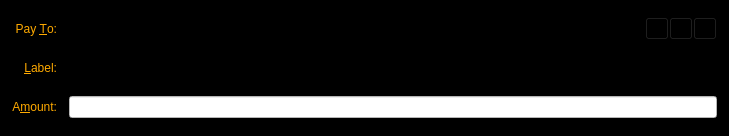
First picture: the form in src/qt/forms/sendcoinsentry.ui, repository scificryptocoin/Darsek, before the edit.
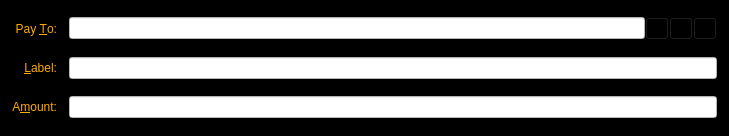
Second picture: the form after the edit. Icons and pictures are not drawn. Custom widgets are drawn as their Qt base class.

```diff
--- a/src/qt/forms/sendcoinsentry.ui
+++ b/src/qt/forms/sendcoinsentry.ui
@@ -797,54 +797,54 @@
           <colorrole role="WindowText">
            <brush brushstyle="SolidPattern">
             <color alpha="255">
-             <red>255</red>
-             <green>255</green>
-             <blue>255</blue>
+             <red>202</red>
+             <green>117</green>
+             <blue>19</blue>
             </color>
            </brush>
           </colorrole>
           <colorrole role="Button">
            <brush brushstyle="SolidPattern">
             <color alpha="255">
-             <red>0</red>
-             <green>0</green>
-             <blue>0</blue>
+             <red>255</red>
+             <green>255</green>
+             <blue>255</blue>
             </color>
            </brush>
           </colorrole>
           <colorrole role="Text">
            <brush brushstyle="SolidPattern">
             <color alpha="255">
-             <red>255</red>
-             <green>255</green>
-             <blue>255</blue>
+             <red>202</red>
+             <green>117</green>
+             <blue>19</blue>
             </color>
            </brush>
           </colorrole>
           <colorrole role="ButtonText">
            <brush brushstyle="SolidPattern">
             <color alpha="255">
-             <red>0</red>
-             <green>0</green>
-             <blue>0</blue>
+             <red>202</red>
+             <green>117</green>
+             <blue>19</blue>
             </color>
            </brush>
           </colorrole>
           <colorrole role="Base">
            <brush brushstyle="SolidPattern">
             <color alpha="255">
-             <red>0</red>
-             <green>0</green>
-             <blue>0</blue>
+             <red>255</red>
+             <green>255</green>
+             <blue>255</blue>
             </color>
            </brush>
           </colorrole>
           <colorrole role="Window">
            <brush brushstyle="SolidPattern">
             <color alpha="255">
-             <red>0</red>
-             <green>0</green>
-             <blue>0</blue>
+             <red>255</red>
+             <green>255</green>
+             <blue>255</blue>
             </color>
            </brush>
           </colorrole>
@@ -871,54 +871,54 @@
           <colorrole role="WindowText">
            <brush brushstyle="SolidPattern">
             <color alpha="255">
-             <red>255</red>
-             <green>255</green>
-             <blue>255</blue>
+             <red>202</red>
+             <green>117</green>
+             <blue>19</blue>
             </color>
            </brush>
           </colorrole>
           <colorrole role="Button">
            <brush brushstyle="SolidPattern">
             <color alpha="255">
-             <red>0</red>
-             <green>0</green>
-             <blue>0</blue>
+             <red>255</red>
+             <green>255</green>
+             <blue>255</blue>
             </color>
            </brush>
           </colorrole>
           <colorrole role="Text">
            <brush brushstyle="SolidPattern">
             <color alpha="255">
-             <red>255</red>
-             <green>255</green>
-             <blue>255</blue>
+             <red>202</red>
+             <green>117</green>
+             <blue>19</blue>
             </color>
            </brush>
           </colorrole>
           <colorrole role="ButtonText">
            <brush brushstyle="SolidPattern">
             <color alpha="255">
-             <red>0</red>
-             <green>0</green>
-             <blue>0</blue>
+             <red>202</red>
+             <green>117</green>
+             <blue>19</blue>
             </color>
            </brush>
           </colorrole>
           <colorrole role="Base">
            <brush brushstyle="SolidPattern">
             <color alpha="255">
-             <red>0</red>
-             <green>0</green>
-             <blue>0</blue>
+             <red>255</red>
+             <green>255</green>
+             <blue>255</blue>
             </color>
            </brush>
           </colorrole>
           <colorrole role="Window">
            <brush brushstyle="SolidPattern">
             <color alpha="255">
-             <red>0</red>
-             <green>0</green>
-             <blue>0</blue>
+             <red>255</red>
+             <green>255</green>
+             <blue>255</blue>
             </color>
            </brush>
           </colorrole>
@@ -945,54 +945,54 @@
           <colorrole role="WindowText">
            <brush brushstyle="SolidPattern">
             <color alpha="255">
-             <red>255</red>
-             <green>255</green>
-             <blue>255</blue>
+             <red>202</red>
+             <green>117</green>
+             <blue>19</blue>
             </color>
            </brush>
           </colorrole>
           <colorrole role="Button">
            <brush brushstyle="SolidPattern">
             <color alpha="255">
-             <red>0</red>
-             <green>0</green>
-             <blue>0</blue>
+             <red>255</red>
+             <green>255</green>
+             <blue>255</blue>
             </color>
            </brush>
           </colorrole>
           <colorrole role="Text">
            <brush brushstyle="SolidPattern">
             <color alpha="255">
-             <red>255</red>
-             <green>255</green>
-             <blue>255</blue>
+             <red>202</red>
+             <green>117</green>
+             <blue>19</blue>
             </color>
            </brush>
           </colorrole>
           <colorrole role="ButtonText">
            <brush brushstyle="SolidPattern">
             <color alpha="255">
-             <red>255</red>
-             <green>255</green>
-             <blue>255</blue>
+             <red>202</red>
+             <green>117</green>
+             <blue>19</blue>
             </color>
            </brush>
           </colorrole>
           <colorrole role="Base">
            <brush brushstyle="SolidPattern">
             <color alpha="255">
-             <red>0</red>
-             <green>0</green>
-             <blue>0</blue>
+             <red>255</red>
+             <green>255</green>
+             <blue>255</blue>
             </color>
            </brush>
           </colorrole>
           <colorrole role="Window">
            <brush brushstyle="SolidPattern">
             <color alpha="255">
-             <red>0</red>
-             <green>0</green>
-             <blue>0</blue>
+             <red>255</red>
+             <green>255</green>
+             <blue>255</blue>
             </color>
            </brush>
           </colorrole>
@@ -1021,8 +1021,9 @@
         <string>&lt;html&gt;&lt;head/&gt;&lt;body&gt;&lt;p&gt;&lt;span style=&quot; color:#aa0000;&quot;&gt;Enter a label for this address to add it to your address book&lt;/span&gt;&lt;/p&gt;&lt;/body&gt;&lt;/html&gt;</string>
        </property>
        <property name="styleSheet">
-        <string notr="true">color: rgb(255, 255, 255);
-border-color: rgb(255, 0, 0);</string>
+        <string notr="true">color: rgb(202, 117, 19);
+background-color: rgb(255, 255, 255);
+border-color: rgb(202, 117, 19);</string>
        </property>
       </widget>
      </item>
@@ -1199,54 +1200,54 @@
           <colorrole role="WindowText">
            <brush brushstyle="SolidPattern">
             <color alpha="255">
-             <red>255</red>
-             <green>255</green>
-             <blue>255</blue>
+             <red>202</red>
+             <green>117</green>
+             <blue>19</blue>
             </color>
            </brush>
           </colorrole>
           <colorrole role="Button">
            <brush brushstyle="SolidPattern">
             <color alpha="255">
-             <red>0</red>
-             <green>0</green>
-             <blue>0</blue>
+             <red>255</red>
+             <green>255</green>
+             <blue>255</blue>
             </color>
            </brush>
           </colorrole>
           <colorrole role="Text">
            <brush brushstyle="SolidPattern">
             <color alpha="255">
-             <red>255</red>
-             <green>255</green>
-             <blue>255</blue>
+             <red>202</red>
+             <green>117</green>
+             <blue>19</blue>
             </color>
            </brush>
           </colorrole>
           <colorrole role="ButtonText">
            <brush brushstyle="SolidPattern">
             <color alpha="255">
-             <red>0</red>
-             <green>0</green>
-             <blue>0</blue>
+             <red>202</red>
+             <green>117</green>
+             <blue>19</blue>
             </color>
            </brush>
           </colorrole>
           <colorrole role="Base">
            <brush brushstyle="SolidPattern">
             <color alpha="255">
-             <red>0</red>
-             <green>0</green>
-             <blue>0</blue>
+             <red>255</red>
+             <green>255</green>
+             <blue>255</blue>
             </color>
            </brush>
           </colorrole>
           <colorrole role="Window">
            <brush brushstyle="SolidPattern">
             <color alpha="255">
-             <red>0</red>
-             <green>0</green>
-             <blue>0</blue>
+             <red>255</red>
+             <green>255</green>
+             <blue>255</blue>
             </color>
            </brush>
           </colorrole>
@@ -1264,54 +1265,54 @@
           <colorrole role="WindowText">
            <brush brushstyle="SolidPattern">
             <color alpha="255">
-             <red>255</red>
-             <green>255</green>
-             <blue>255</blue>
+             <red>202</red>
+             <green>117</green>
+             <blue>19</blue>
             </color>
            </brush>
           </colorrole>
           <colorrole role="Button">
            <brush brushstyle="SolidPattern">
             <color alpha="255">
-             <red>0</red>
-             <green>0</green>
-             <blue>0</blue>
+             <red>255</red>
+             <green>255</green>
+             <blue>255</blue>
             </color>
            </brush>
           </colorrole>
           <colorrole role="Text">
            <brush brushstyle="SolidPattern">
             <color alpha="255">
-             <red>255</red>
-             <green>255</green>
-             <blue>255</blue>
+             <red>202</red>
+             <green>117</green>
+             <blue>19</blue>
             </color>
            </brush>
           </colorrole>
           <colorrole role="ButtonText">
            <brush brushstyle="SolidPattern">
             <color alpha="255">
-             <red>0</red>
-             <green>0</green>
-             <blue>0</blue>
+             <red>202</red>
+             <green>117</green>
+             <blue>19</blue>
             </color>
            </brush>
           </colorrole>
           <colorrole role="Base">
            <brush brushstyle="SolidPattern">
             <color alpha="255">
-             <red>0</red>
-             <green>0</green>
-             <blue>0</blue>
+             <red>255</red>
+             <green>255</green>
+             <blue>255</blue>
             </color>
            </brush>
           </colorrole>
           <colorrole role="Window">
            <brush brushstyle="SolidPattern">
             <color alpha="255">
-             <red>0</red>
-             <green>0</green>
-             <blue>0</blue>
+             <red>255</red>
+             <green>255</green>
+             <blue>255</blue>
             </color>
            </brush>
           </colorrole>
@@ -1329,54 +1330,54 @@
           <colorrole role="WindowText">
            <brush brushstyle="SolidPattern">
             <color alpha="255">
-             <red>255</red>
-             <green>255</green>
-             <blue>255</blue>
+             <red>202</red>
+             <green>117</green>
+             <blue>19</blue>
             </color>
            </brush>
           </colorrole>
           <colorrole role="Button">
            <brush brushstyle="SolidPattern">
             <color alpha="255">
-             <red>0</red>
-             <green>0</green>
-             <blue>0</blue>
+             <red>255</red>
+             <green>255</green>
+             <blue>255</blue>
             </color>
            </brush>
           </colorrole>
           <colorrole role="Text">
            <brush brushstyle="SolidPattern">
             <color alpha="255">
-             <red>255</red>
-             <green>255</green>
-             <blue>255</blue>
+             <red>202</red>
+             <green>117</green>
+             <blue>19</blue>
             </color>
            </brush>
           </colorrole>
           <colorrole role="ButtonText">
            <brush brushstyle="SolidPattern">
             <color alpha="255">
-             <red>255</red>
-             <green>255</green>
-             <blue>255</blue>
+             <red>202</red>
+             <green>117</green>
+             <blue>19</blue>
             </color>
            </brush>
           </colorrole>
           <colorrole role="Base">
            <brush brushstyle="SolidPattern">
             <color alpha="255">
-             <red>0</red>
-             <green>0</green>
-             <blue>0</blue>
+             <red>255</red>
+             <green>255</green>
+             <blue>255</blue>
             </color>
            </brush>
           </colorrole>
           <colorrole role="Window">
            <brush brushstyle="SolidPattern">
             <color alpha="255">
-             <red>0</red>
-             <green>0</green>
-             <blue>0</blue>
+             <red>255</red>
+             <green>255</green>
+             <blue>255</blue>
             </color>
            </brush>
           </colorrole>
@@ -1396,8 +1397,9 @@
         <string>&lt;html&gt;&lt;head/&gt;&lt;body&gt;&lt;p&gt;&lt;span style=&quot; color:#aa0000;&quot;&gt;The address to send the payment to  (e.g. D6C128gpd7yhUVApHAKAjqD6jd71uG3HEK)&lt;/span&gt;&lt;/p&gt;&lt;/body&gt;&lt;/html&gt;</string>
        </property>
        <property name="styleSheet">
-        <string notr="true">color: rgb(255, 255, 255);
-border-color: rgb(255, 0, 0);</string>
+        <string notr="true">color: rgb(202, 117, 19);
+background-color: rgb(255, 255, 255);
+border-color: rgb(202, 117, 19);</string>
        </property>
        <property name="text">
         <string/>
```
Left out of the diff: 59 changed lines with no effect on the pictures.
